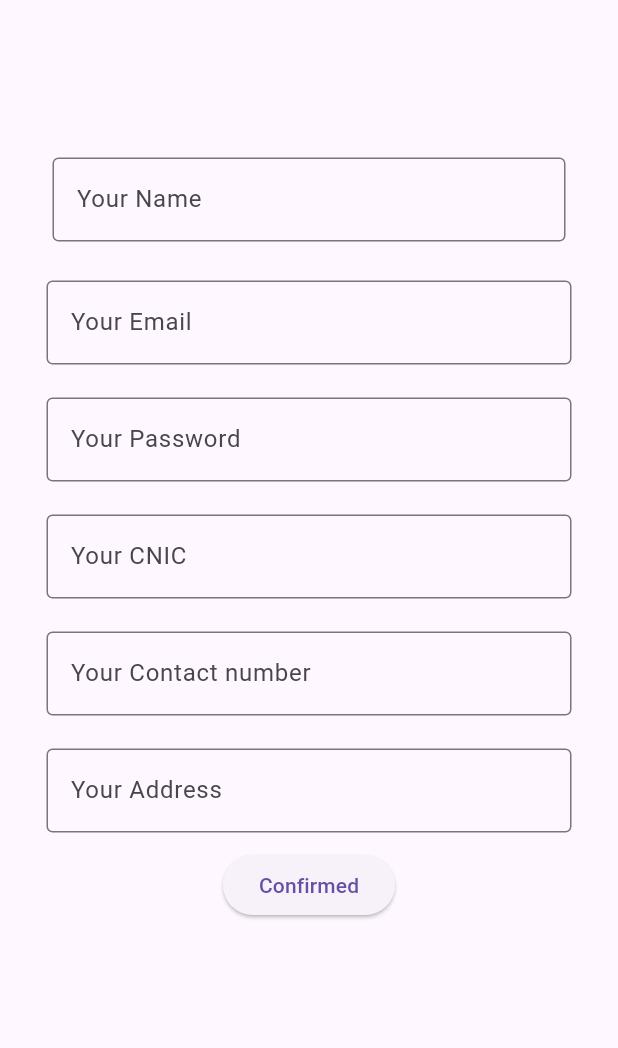
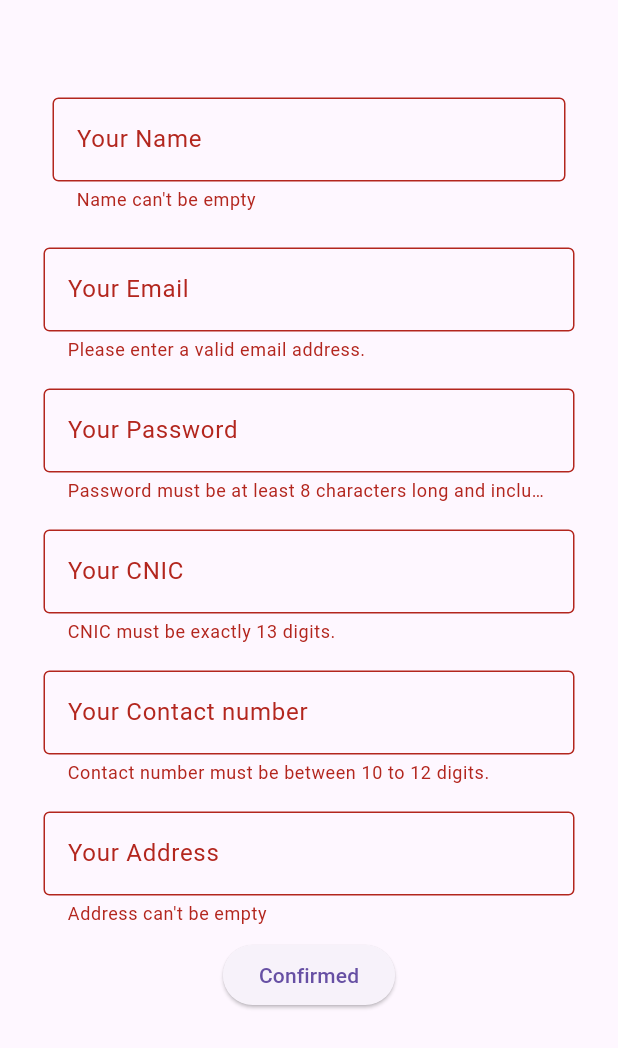
Before and after one commit to Quratulain112/simple_log_in_page, a Flutter app: the screen it shows after launch, after a tap on "Confirmed", on a phone screen of 412 x 824 dp. Shown: the top 1048 px of the screen. Run offline on Flutter 3.47's test engine with Material 3 defaults, Android fonts, the phone set to English and light mode, and no system bars.

Commit message:
added validation

```diff
--- a/lib/main.dart
+++ b/lib/main.dart
@@ -12,19 +12,32 @@ class MyApp extends StatefulWidget {
 }
 
 class _MyAppState extends State<MyApp> {
+  final GlobalKey<FormState> _formkey = GlobalKey<FormState>();
+  final GlobalKey<ScaffoldMessengerState> _messengerkey =
+      GlobalKey<ScaffoldMessengerState>();
   @override
   Widget build(BuildContext context) {
     return MaterialApp(
+      scaffoldMessengerKey: _messengerkey,
       home: Scaffold(
         body: Padding(
-          padding: EdgeInsets.only(top: 90, left: 20, right: 20),
+          padding: EdgeInsets.only(top: 50, left: 20, right: 20),
           child: Form(
+              key: _formkey,
               child: Column(
                 children: [
                   Padding(
                     padding: EdgeInsets.all(15),
                     child: TextFormField(
-                  validator: (value) {},
+                      validator: (value) {
+                        if (value == null || value == '') {
+                          return "Name can't be empty";
+                        }
+                        if (RegExp(r'^[a-zA-Z]+$').hasMatch(value!) == false) {
+                          return 'Name must contain only alphabetic characters';
+                        }
+                        return null;
+                      },
                       decoration: InputDecoration(
                         border: OutlineInputBorder(),
                         labelText: "Your Name",
@@ -32,9 +45,16 @@ class _MyAppState extends State<MyApp> {
                     ),
                   ),
                   Padding(
-                padding: EdgeInsets.all(11),
+                    padding: EdgeInsets.all(9),
                     child: TextFormField(
-                  validator: (value) {},
+                      validator: (value) {
+                        if (value == null ||
+                            value.isEmpty ||
+                            !RegExp(r'^[^@]+@[^@]+\.[^@]+').hasMatch(value)) {
+                          return 'Please enter a valid email address.';
+                        }
+                        return null;
+                      },
                       decoration: InputDecoration(
                         border: OutlineInputBorder(),
                         labelText: "Your Email",
@@ -42,9 +62,18 @@ class _MyAppState extends State<MyApp> {
                     ),
                   ),
                   Padding(
-                padding: EdgeInsets.all(11),
+                    padding: EdgeInsets.all(9),
                     child: TextFormField(
-                  validator: (value) {},
+                      obscureText: true,
+                      validator: (value) {
+                        if (value == null ||
+                            value.length < 8 ||
+                            !RegExp(r'^(?=.*[a-zA-Z])(?=.*\d)(?=.*[!@#\$&*~]).{8,}$')
+                                .hasMatch(value)) {
+                          return 'Password must be at least 8 characters long and include letters, numbers, and symbols.';
+                        }
+                        return null;
+                      },
                       decoration: InputDecoration(
                         border: OutlineInputBorder(),
                         labelText: "Your Password",
@@ -52,9 +81,16 @@ class _MyAppState extends State<MyApp> {
                     ),
                   ),
                   Padding(
-                padding: EdgeInsets.all(11),
+                    padding: EdgeInsets.all(9),
                     child: TextFormField(
-                  validator: (value) {},
+                      validator: (value) {
+                        if (value == null ||
+                            value.length != 13 ||
+                            !RegExp(r'^\d{13}$').hasMatch(value)) {
+                          return 'CNIC must be exactly 13 digits.';
+                        }
+                        return null;
+                      },
                       decoration: InputDecoration(
                         border: OutlineInputBorder(),
                         labelText: "Your CNIC",
@@ -62,9 +98,15 @@ class _MyAppState extends State<MyApp> {
                     ),
                   ),
                   Padding(
-                padding: EdgeInsets.all(11),
+                    padding: EdgeInsets.all(9),
                     child: TextFormField(
-                  validator: (value) {},
+                      validator: (value) {
+                        if (value == null ||
+                            !RegExp(r'^\d{10,12}$').hasMatch(value)) {
+                          return 'Contact number must be between 10 to 12 digits.';
+                        }
+                        return null;
+                      },
                       decoration: InputDecoration(
                         border: OutlineInputBorder(),
                         labelText: "Your Contact number",
@@ -72,16 +114,29 @@ class _MyAppState extends State<MyApp> {
                     ),
                   ),
                   Padding(
-                padding: EdgeInsets.all(11),
+                    padding: EdgeInsets.all(9),
                     child: TextFormField(
-                  validator: (value) {},
+                      validator: (value) {
+                        if (value == null || value == '') {
+                          return "Address can't be empty";
+                        }
+                        return null;
+                      },
                       decoration: InputDecoration(
                         border: OutlineInputBorder(),
                         labelText: "Your Address",
                       ),
                     ),
                   ),
-              ElevatedButton(onPressed: () {}, child: Text("Confirmed"))
+                  ElevatedButton(
+                      onPressed: () {
+                        if (_formkey.currentState?.validate() == true) {
+                          _messengerkey.currentState?.showSnackBar(
+                            SnackBar(content: Text('Processing Data')),
+                          );
+                        }
+                      },
+                      child: Text("Confirmed"))
                 ],
               )),
         ),
```
Lines whose indentation alone changed are shown as unchanged.
